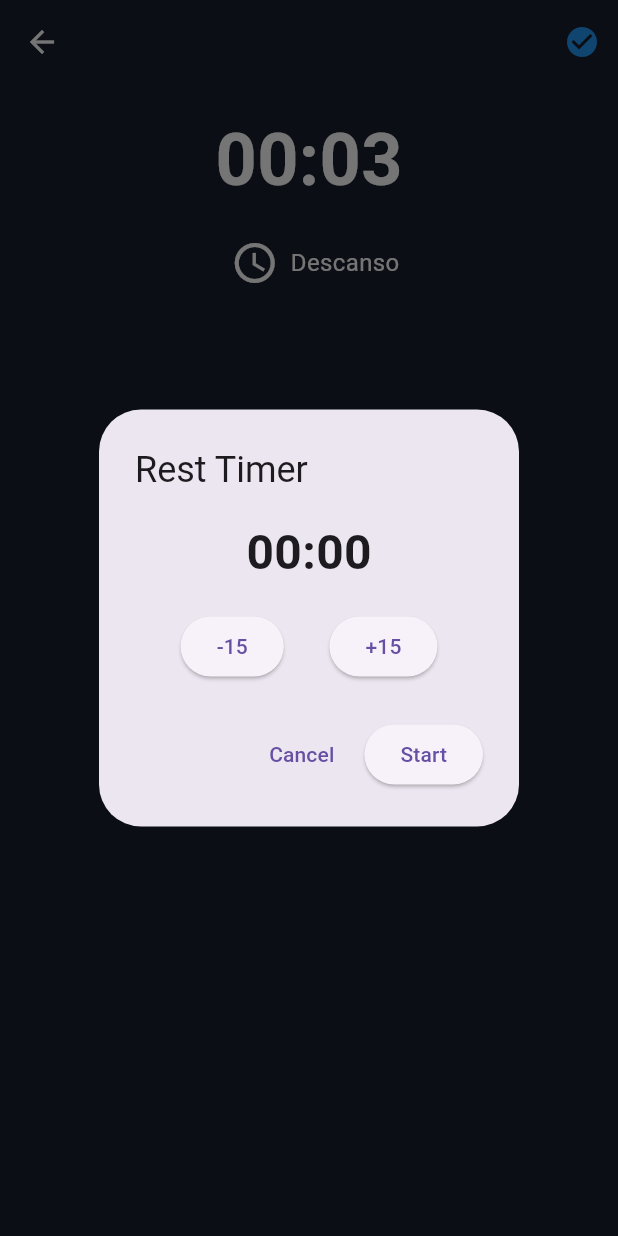
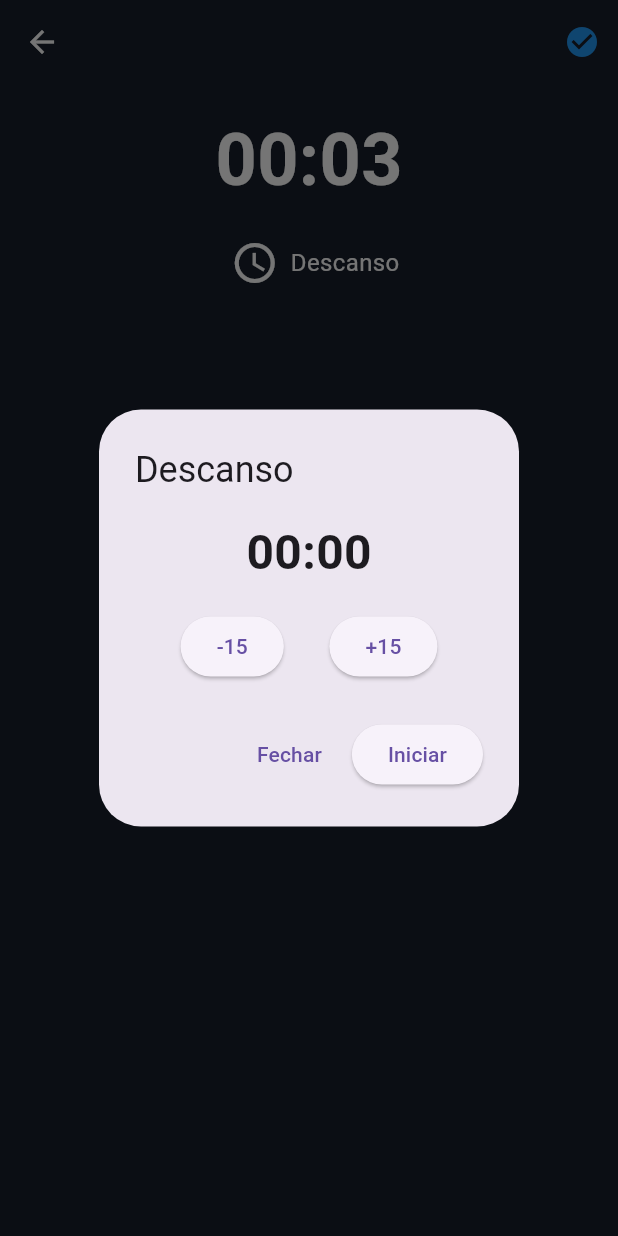
Before and after one commit to AlanEdward19/shape-up-mobile, a Flutter app: the WorkoutSession screen opened directly with empty values, after a tap on the "access time" icon, on a phone screen of 412 x 824 dp. Run offline on Flutter 3.47's test engine with Material 3 defaults, Android fonts, the phone set to English and light mode, and no system bars; our stand-ins replace firebase_auth, firebase_core, firebase_messaging, flutter_dotenv, flutter_local_notifications, flutter_secure_storage and 2 more; missing offline and left inert: encrypt, signalr_core, string_similarity; accounts and stored records are empty; generated files the repository leaves out were written again.

Commit message:
feat: Integrate ValueNotifier for rest time management; enhance UI for rest timer controls and display

```diff
--- a/lib/pages/workout_session.dart
+++ b/lib/pages/workout_session.dart
@@ -25,8 +25,11 @@ class _WorkoutSessionState extends State<WorkoutSession> {
   Duration _elapsedTime = Duration.zero;
   Timer? _timer;
 
+  final ValueNotifier<Duration> _restTimeNotifier = ValueNotifier(
+    Duration.zero,
+  );
+
   Timer? _restTimer;
-  Duration _restTime = Duration.zero;
   bool _isRestTimerRunning = false;
 
   Map<String, bool> _expandedCards = {};
@@ -35,6 +38,9 @@ class _WorkoutSessionState extends State<WorkoutSession> {
   @override
   void initState() {
     super.initState();
+    _restTimeNotifier.value = Duration(
+      seconds: widget.workout.restingTimeInSeconds,
+    );
 
     for (var exercise in widget.workout.exercises) {
       _expandedCards[exercise.id] = false;
@@ -56,23 +62,42 @@ class _WorkoutSessionState extends State<WorkoutSession> {
   void dispose() {
     _timer?.cancel();
     _restTimer?.cancel();
+    _restTimeNotifier.dispose();
     super.dispose();
   }
 
   void _startRestTimer() {
-    if (_restTime.inSeconds > 0) {
+    if (_restTimeNotifier.value.inSeconds > 0) {
       setState(() {
         _isRestTimerRunning = true;
       });
       _restTimer = Timer.periodic(const Duration(seconds: 1), (timer) {
-        setState(() {
-          if (_restTime.inSeconds > 0) {
-            _restTime -= const Duration(seconds: 1);
+        if (_restTimeNotifier.value.inSeconds > 0) {
+          _restTimeNotifier.value -= const Duration(seconds: 1);
         } else {
           _restTimer?.cancel();
+          setState(() {
             _isRestTimerRunning = false;
+          });
+
+          showDialog(
+            context: context,
+            builder: (context) {
+              return AlertDialog(
+                title: const Text("Tempo de descanso concluído"),
+                content: const Text("Você pode continuar com o treino."),
+                actions: [
+                  TextButton(
+                    onPressed: () {
+                      Navigator.pop(context);
+                    },
+                    child: const Text("OK"),
+                  ),
+                ],
+              );
+            },
+          );
         }
-        });
       });
     }
   }
@@ -82,12 +107,15 @@ class _WorkoutSessionState extends State<WorkoutSession> {
       context: context,
       builder: (context) {
         return AlertDialog(
-          title: const Text("Rest Timer"),
-          content: Column(
+          title: const Text("Descanso"),
+          content: ValueListenableBuilder<Duration>(
+            valueListenable: _restTimeNotifier,
+            builder: (context, restTime, child) {
+              return Column(
                 mainAxisSize: MainAxisSize.min,
                 children: [
                   Text(
-                "${_restTime.inMinutes.toString().padLeft(2, '0')}:${_restTime.inSeconds.remainder(60).toString().padLeft(2, '0')}",
+                    "${restTime.inMinutes.toString().padLeft(2, '0')}:${restTime.inSeconds.remainder(60).toString().padLeft(2, '0')}",
                     style: const TextStyle(
                       fontSize: 32,
                       fontWeight: FontWeight.bold,
@@ -99,38 +127,57 @@ class _WorkoutSessionState extends State<WorkoutSession> {
                     children: [
                       ElevatedButton(
                         onPressed: () {
-                      setState(() {
-                        _restTime = _restTime - const Duration(seconds: 15);
-                        if (_restTime.isNegative) _restTime = Duration.zero;
-                      });
+                          _restTimeNotifier.value -= const Duration(
+                            seconds: 15,
+                          );
+                          if (_restTimeNotifier.value.isNegative) {
+                            _restTimeNotifier.value = Duration.zero;
+                          }
                         },
                         child: const Text("-15"),
                       ),
                       ElevatedButton(
                         onPressed: () {
-                      setState(() {
-                        _restTime += const Duration(seconds: 15);
-                      });
+                          _restTimeNotifier.value += const Duration(
+                            seconds: 15,
+                          );
                         },
                         child: const Text("+15"),
                       ),
                     ],
                   ),
                 ],
+              );
+            },
           ),
           actions: [
             TextButton(
               onPressed: () {
                 Navigator.pop(context);
               },
-              child: const Text("Cancel"),
+              child: const Text("Fechar"),
             ),
-            ElevatedButton(
+            ValueListenableBuilder<Duration>(
+              valueListenable: _restTimeNotifier,
+              builder: (context, restTime, child) {
+                return ElevatedButton(
                   onPressed: () {
-                Navigator.pop(context);
+                    if (!_isRestTimerRunning) {
+                      setState(() {
+                        _isRestTimerRunning = true;
+                      });
                       _startRestTimer();
+                    } else {
+                      _restTimer?.cancel();
+                      setState(() {
+                        _isRestTimerRunning = false;
+                        _restTimeNotifier.value = Duration(seconds: widget.workout.restingTimeInSeconds);
+                      });
+                    }
                   },
-              child: const Text("Start"),
+                  child: Text(_isRestTimerRunning ? "Pular" : "Iniciar"),
+                );
+              },
             ),
           ],
         );
@@ -239,22 +286,39 @@ class _WorkoutSessionState extends State<WorkoutSession> {
               Row(
                 mainAxisAlignment: MainAxisAlignment.center,
                 children: [
-                  if (_isRestTimerRunning || _restTime.inSeconds > 0)
+                  ValueListenableBuilder<Duration>(
+                    valueListenable: _restTimeNotifier,
+                    builder: (context, restTime, child) {
+                      if (_isRestTimerRunning) {
+                        return Row(
+                          children: [
                             Text(
-                      "${_restTime.inMinutes.toString().padLeft(2, '0')}:${_restTime.inSeconds.remainder(60).toString().padLeft(2, '0')}",
+                              "${restTime.inMinutes.toString().padLeft(2, '0')}:${restTime.inSeconds.remainder(60).toString().padLeft(2, '0')}",
                               style: const TextStyle(
                                 fontSize: 32,
                                 fontWeight: FontWeight.bold,
                                 color: Colors.white,
                               ),
                             ),
-                  if (_isRestTimerRunning || _restTime.inSeconds > 0)
                             const SizedBox(width: 16),
+                          ],
+                        );
+                      }
+                      return const SizedBox.shrink();
+                    },
+                  ),
                   IconButton(
-                    icon: const Icon(Icons.access_time, size: 32, color: Colors.white,),
+                    icon: const Icon(
+                      Icons.access_time,
+                      size: 32,
+                      color: Colors.white,
+                    ),
                     onPressed: _showRestPopup,
                   ),
-                  const Text("Descanso", style: TextStyle(fontSize: 16, color: Colors.white)),
+                  const Text(
+                    "Descanso",
+                    style: TextStyle(fontSize: 16, color: Colors.white),
+                  ),
                 ],
               ),
 
@@ -551,6 +615,12 @@ class _WorkoutSessionState extends State<WorkoutSession> {
                                                                 false) {
                                                           series['completed'] =
                                                               true;
+
+                                                          _restTimeNotifier.value = Duration(
+                                                            seconds: widget.workout.restingTimeInSeconds,
+                                                          );
+
+                                                          _startRestTimer();
                                                         } else {
                                                           series['completed'] =
                                                               false;
```
Lines whose indentation alone changed are shown as unchanged.
